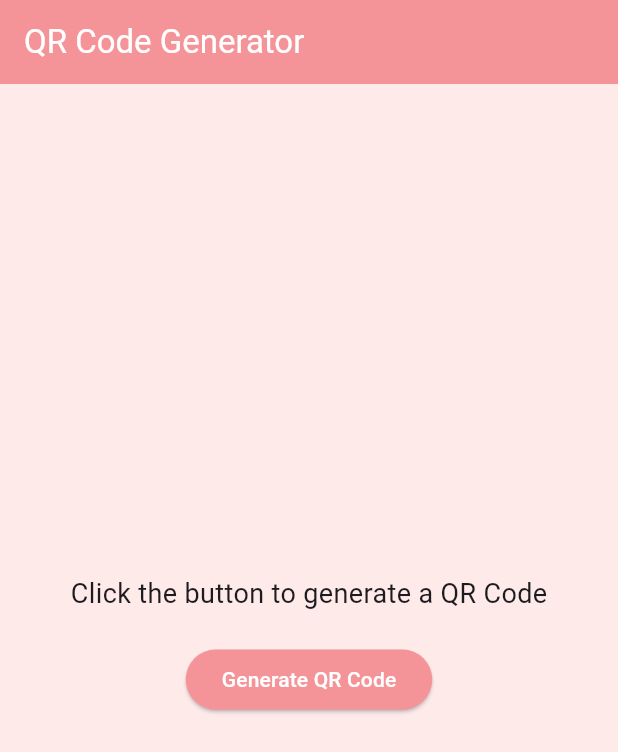
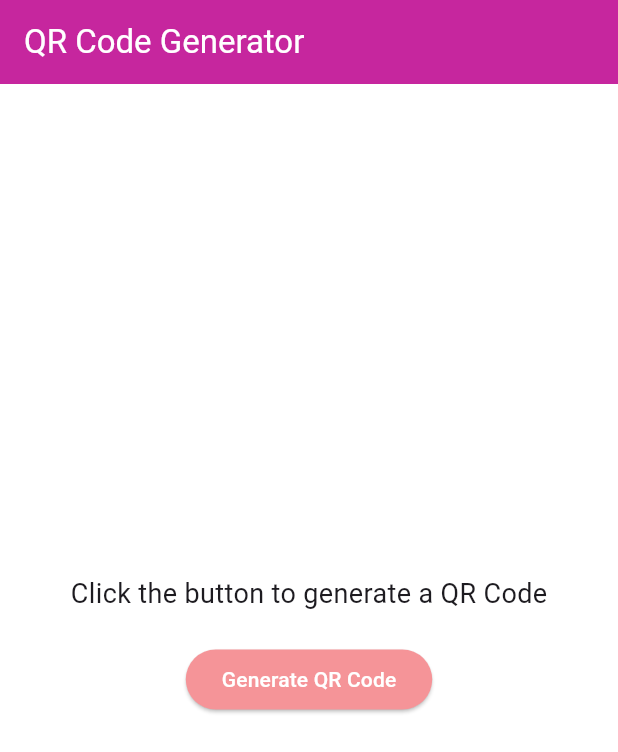
Before and after one commit to naraiismm/bit2win, a Flutter app: the screen it shows after launch, after a tap on "Login", after a tap on "Generate QR Code", on a phone screen of 412 x 824 dp. Shown: the top 752 px of the screen. Run offline on Flutter 3.47's test engine with Material 3 defaults, Android fonts, the light colour scheme and no system bars; our stand-ins replace google_maps_flutter, qr_flutter.

Commit message:
Dəyişikliklər edilib

```diff
--- a/lib/main.dart
+++ b/lib/main.dart
@@ -51,15 +51,15 @@ class _MyAppState extends State<MyApp> {
       debugShowCheckedModeBanner: false,
       theme: ThemeData(
         primaryColor: Color(0xFFF59498),
-        scaffoldBackgroundColor: Color(0xFFFFEAEA),
+        scaffoldBackgroundColor: Colors.white,
         appBarTheme: AppBarTheme(
-          backgroundColor: Color(0xFFF59498),
+          backgroundColor: Color(0xFFC6269E),
           foregroundColor: Colors.white,
         ),
         bottomNavigationBarTheme: BottomNavigationBarThemeData(
           selectedItemColor: Color(0xFFD47A7C),
-          unselectedItemColor: Colors.grey,
-          backgroundColor: Color(0xFFF59498),
+          unselectedItemColor: Colors.white,
+          backgroundColor: Color(0xFFC6269E),
         ),
         elevatedButtonTheme: ElevatedButtonThemeData(
           style: ElevatedButton.styleFrom(
@@ -76,7 +76,7 @@ class _MyAppState extends State<MyApp> {
               ? QRCodeGeneratorPage()
               : Scaffold(
                   appBar: AppBar(
-                    title: Text('Recycle App'),
+                    title: Text('Bin2Win'),
                     actions: [
                       IconButton(
                         icon: Icon(Icons.notifications),
--- a/lib/pages/homePage.dart
+++ b/lib/pages/homePage.dart
@@ -8,7 +8,7 @@ class HomePage extends StatelessWidget {
   @override
   Widget build(BuildContext context) {
     return Scaffold(
-      backgroundColor: Colors.grey[200],
+      backgroundColor: Colors.white,
 
       body: Center(
         child: SingleChildScrollView(
@@ -45,7 +45,7 @@ class HomePage extends StatelessWidget {
               ElevatedButton(
                 onPressed: onGenerateQR,
                 style: ElevatedButton.styleFrom(
-                  backgroundColor: Colors.green,
+                  backgroundColor: Color(0xFFC6269E),
                   padding: const EdgeInsets.symmetric(horizontal: 24, vertical: 14),
                   shape: RoundedRectangleBorder(borderRadius: BorderRadius.circular(12)),
                 ),
@@ -75,7 +75,7 @@ class HomePage extends StatelessWidget {
             const SizedBox(height: 5),
             Text(
               value,
-              style: TextStyle(fontSize: 14, color: Colors.grey[700]),
+              style: TextStyle(fontSize: 14, color: Colors.grey),
             ),
           ],
         ),
--- a/lib/pages/loginPage.dart
+++ b/lib/pages/loginPage.dart
@@ -55,7 +55,7 @@ class RegisterPage extends StatelessWidget {
           mainAxisAlignment: MainAxisAlignment.center,
           crossAxisAlignment: CrossAxisAlignment.center,
           children: [
-            Text('Register', style: TextStyle(fontSize: 24, fontWeight: FontWeight.bold, color: Color(0xFFF59498))),
+            Text('Register', style: TextStyle(fontSize: 24, fontWeight: FontWeight.bold, color: Color(0xFFC6269E))),
             SizedBox(height: 20),
             TextField(
               decoration: InputDecoration(labelText: 'Name', border: OutlineInputBorder()),
--- a/lib/pages/profilePage.dart
+++ b/lib/pages/profilePage.dart
@@ -3,17 +3,107 @@ import 'package:flutter/material.dart';
 class ProfilePage extends StatelessWidget {
   @override
   Widget build(BuildContext context) {
-    return Padding(
-      padding: EdgeInsets.all(16.0),
-      child: Column(
-        crossAxisAlignment: CrossAxisAlignment.start,
+    return Scaffold(
+      appBar: AppBar(
+        backgroundColor: Colors.transparent,
+        elevation: 0,
+        leading: IconButton(
+          icon: Icon(Icons.arrow_back, color: Colors.white),
+          onPressed: () {
+            Navigator.pop(context);
+          },
+        ),
+      ),
+      extendBodyBehindAppBar: true,
+      body: Column(
         children: [
-          Text('Name: John Doe', style: TextStyle(fontSize: 18)),
-          Text('Email: johndoe@example.com'),
-          Text('Phone: +123456789'),
-          Text('Address: 123 Recycle St, Green City'),
+          Container(
+            decoration: BoxDecoration(
+              gradient: LinearGradient(
+                colors: [Color(0xFFF59498), Color(0xFFC6269E)],
+                begin: Alignment.topCenter,
+                end: Alignment.bottomCenter,
+              ),
+              borderRadius: BorderRadius.vertical(bottom: Radius.circular(40)),
+            ),
+            padding: EdgeInsets.only(top: 60, bottom: 40),
+            alignment: Alignment.center,
+            child: Column(
+              children: [
+                CircleAvatar(
+                  radius: 50,
+                  backgroundColor: Colors.white,
+                  child: Icon(Icons.person, size: 50, color: Colors.grey),
+                ),
+                SizedBox(height: 10),
+                Text(
+                  "Narmin Suleyman",
+                  style: TextStyle(
+                    fontSize: 22,
+                    fontWeight: FontWeight.bold,
+                    color: Colors.white,
+                  ),
+                ),
+              ],
+            ),
+          ),
+          SizedBox(height: 20),
+          Expanded(
+            child: Padding(
+              padding: EdgeInsets.symmetric(horizontal: 20),
+              child: Column(
+                children: [
+                  _buildProfileItem(Icons.person, "Narmin Suleyman"),
+                  _buildProfileItem(Icons.cake, "Birthday"),
+                  _buildProfileItem(Icons.phone, "818 123 4567"),
+                  _buildProfileItem(Icons.camera_alt, "Instagram account"),
+                  _buildProfileItem(Icons.email, "info@aplusdesign.co"),
+                  _buildProfileItem(Icons.lock, "Password", isPassword: true),
+                  SizedBox(height: 20),
+                  ElevatedButton(
+                    onPressed: () {},
+                    style: ElevatedButton.styleFrom(
+                      padding: EdgeInsets.symmetric(horizontal: 50, vertical: 15),
+                      backgroundColor: Color(0xFFF59498),
+                      shape: RoundedRectangleBorder(
+                        borderRadius: BorderRadius.circular(30),
+                      ),
+                    ),
+                    child: Text(
+                      "Edit Profile",
+                      style: TextStyle(fontSize: 18, color: Colors.white),
+                    ),
+                  ),
+                ],
+              ),
+            ),
+          ),
         ],
       ),
     );
   }
+
+  Widget _buildProfileItem(IconData icon, String text, {bool isPassword = false}) {
+    return Padding(
+      padding: const EdgeInsets.symmetric(vertical: 8.0),
+      child: Container(
+        decoration: BoxDecoration(
+          color: Colors.white,
+          borderRadius: BorderRadius.circular(15),
+          boxShadow: [
+            BoxShadow(
+              color: Colors.grey.withOpacity(0.2),
+              spreadRadius: 2,
+              blurRadius: 5,
+            ),
+          ],
+        ),
+        child: ListTile(
+          leading: Icon(icon, color: Color(0xFFC6269E)),
+          title: Text(text, style: TextStyle(fontSize: 16, fontWeight: FontWeight.w500)),
+          trailing: isPassword ? Icon(Icons.sync, color: Colors.grey) : null,
+        ),
+      ),
+    );
+  }
 }
```
